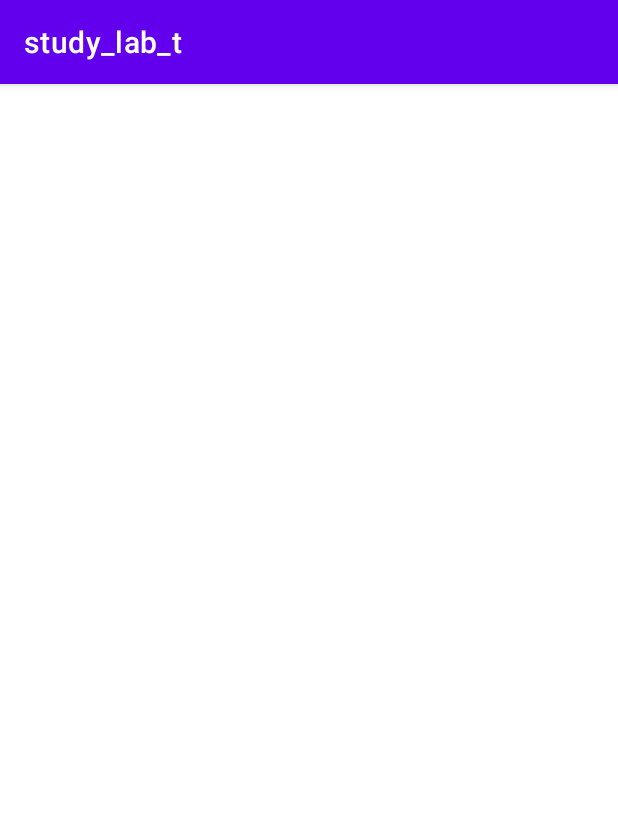
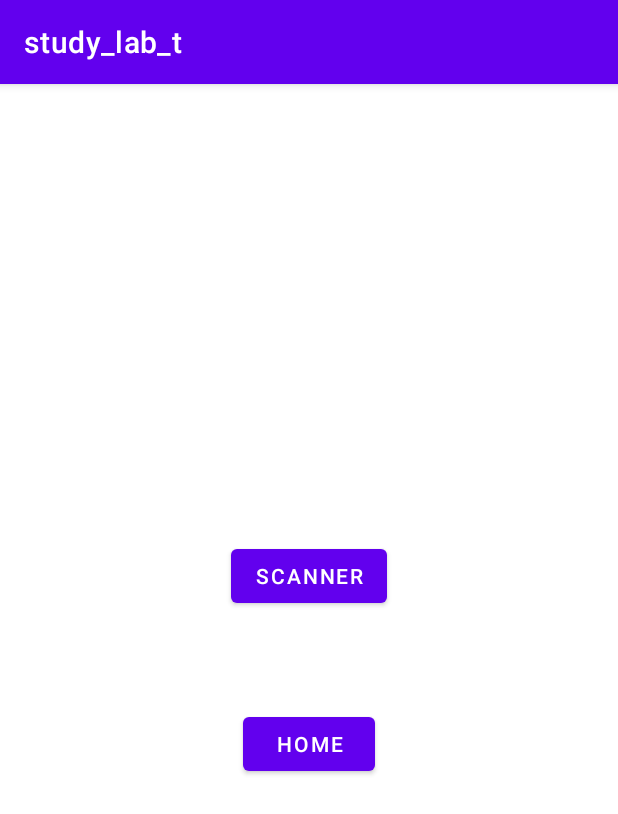
Before and after one commit to developer-ssss/study_lab_t, an Android app: the ScannerFragment screen opened through its navigation route, on a phone screen of 412 x 824 dp. Shown: the top 814 px of the screen. Run offline under Robolectric (Android 15) with nearby library versions, the phone set to English and light mode, and no system bars; our stand-ins replace Firebase (no records; nobody signed in at launch, a user with empty details on screens opened directly); libraries missing offline, so code that uses them is left out: com.google.zxing.integration; 5 statements that could not run were skipped.

Commit message:
scanner success & userId incorrect

```diff
--- a/app/src/main/java/com/studylab/study_lab_t/scanner/ScannerFragment.java
+++ b/app/src/main/java/com/studylab/study_lab_t/scanner/ScannerFragment.java
@@ -12,17 +12,22 @@ import androidx.annotation.NonNull;
 import androidx.annotation.Nullable;
 import androidx.fragment.app.Fragment;
 import androidx.lifecycle.ViewModelProvider;
+import androidx.navigation.fragment.NavHostFragment;
 
+import android.util.Log;
 import android.view.LayoutInflater;
 import android.view.View;
 import android.view.ViewGroup;
+import android.widget.Button;
 
 import com.google.zxing.integration.android.IntentIntegrator;
 import com.google.zxing.integration.android.IntentResult;
 import com.studylab.study_lab_t.R;
 
 public class ScannerFragment extends Fragment {
-    ScannerViewModel scannerViewModel;
+    private ScannerViewModel scannerViewModel;
+    private Button bt_scanner;
+    private Button bt_home;
 
     public ScannerFragment() {
         // Required empty public constructor
@@ -49,6 +54,9 @@ public class ScannerFragment extends Fragment {
 
     @Override
     public void onViewCreated(@NonNull View view, @Nullable Bundle savedInstanceState) {
+        bt_scanner = view.findViewById(R.id.scanner_bt_scanner);
+        bt_home = view.findViewById(R.id.scanner_bt_home);
+
         ActivityResultLauncher<Intent> launchScanner = registerForActivityResult(
                 new ActivityResultContracts.StartActivityForResult(),
                 new ActivityResultCallback<ActivityResult>() {
@@ -60,6 +68,7 @@ public class ScannerFragment extends Fragment {
                             String format = intentResult.getFormatName();
                             String[] num = content.split("_");
                             String userId = num[1];
+                            Log.d("DEBUG", "onActivityResult: "+userId);
                             scannerViewModel.setCurrUser(userId);
                         }
                     }
@@ -69,5 +78,19 @@ public class ScannerFragment extends Fragment {
         intentIntegrator.setOrientationLocked(true);
         Intent i = intentIntegrator.createScanIntent();
         launchScanner.launch(i);
+
+        bt_scanner.setOnClickListener(new View.OnClickListener() {
+            @Override
+            public void onClick(View view) {
+                launchScanner.launch(i);
+            }
+        });
+
+        bt_home.setOnClickListener(new View.OnClickListener() {
+            @Override
+            public void onClick(View view) {
+                NavHostFragment.findNavController(ScannerFragment.this).navigate(R.id.action_scannerFragment_to_homeFragment);
+            }
+        });
     }
 }
--- a/app/src/main/res/layout/fragment_scanner.xml
+++ b/app/src/main/res/layout/fragment_scanner.xml
@@ -1,4 +1,35 @@
 <?xml version="1.0" encoding="utf-8"?>
 <androidx.constraintlayout.widget.ConstraintLayout xmlns:android="http://schemas.android.com/apk/res/android"
+    xmlns:app="http://schemas.android.com/apk/res-auto"
+    xmlns:tools="http://schemas.android.com/tools"
     android:layout_width="match_parent"
-    android:layout_height="match_parent" />
+    android:layout_height="match_parent" >
+
+    <Button
+        android:id="@+id/scanner_bt_scanner"
+        android:layout_width="wrap_content"
+        android:layout_height="wrap_content"
+        android:layout_marginBottom="32dp"
+        android:text="scanner"
+        app:layout_constraintBottom_toTopOf="@+id/guideline2"
+        app:layout_constraintEnd_toEndOf="parent"
+        app:layout_constraintStart_toStartOf="parent" />
+
+    <Button
+        android:id="@+id/scanner_bt_home"
+        android:layout_width="wrap_content"
+        android:layout_height="wrap_content"
+        android:layout_marginTop="32dp"
+        android:text="home"
+        app:layout_constraintEnd_toEndOf="parent"
+        app:layout_constraintHorizontal_bias="0.5"
+        app:layout_constraintStart_toStartOf="parent"
+        app:layout_constraintTop_toTopOf="@+id/guideline2" />
+
+    <androidx.constraintlayout.widget.Guideline
+        android:id="@+id/guideline2"
+        android:layout_width="wrap_content"
+        android:layout_height="wrap_content"
+        android:orientation="horizontal"
+        app:layout_constraintGuide_percent="0.5" />
+</androidx.constraintlayout.widget.ConstraintLayout>
--- a/app/src/main/res/navigation/nav_graph.xml
+++ b/app/src/main/res/navigation/nav_graph.xml
@@ -18,6 +18,10 @@
         android:id="@+id/scannerFragment"
         android:name="com.studylab.study_lab_t.scanner.ScannerFragment"
         android:label="fragment_scanner"
-        tools:layout="@layout/fragment_scanner" />
+        tools:layout="@layout/fragment_scanner" >
+        <action
+            android:id="@+id/action_scannerFragment_to_homeFragment"
+            app:destination="@id/homeFragment" />
+    </fragment>
 
 </navigation>
```
